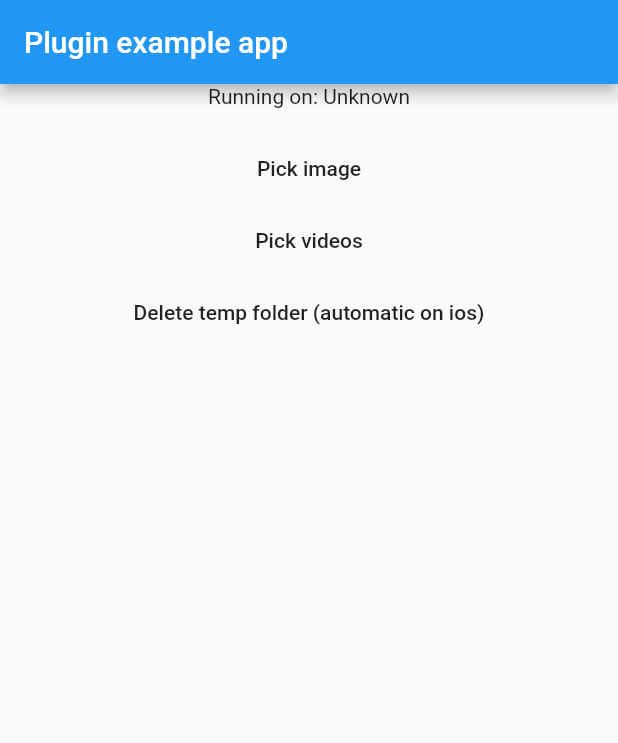
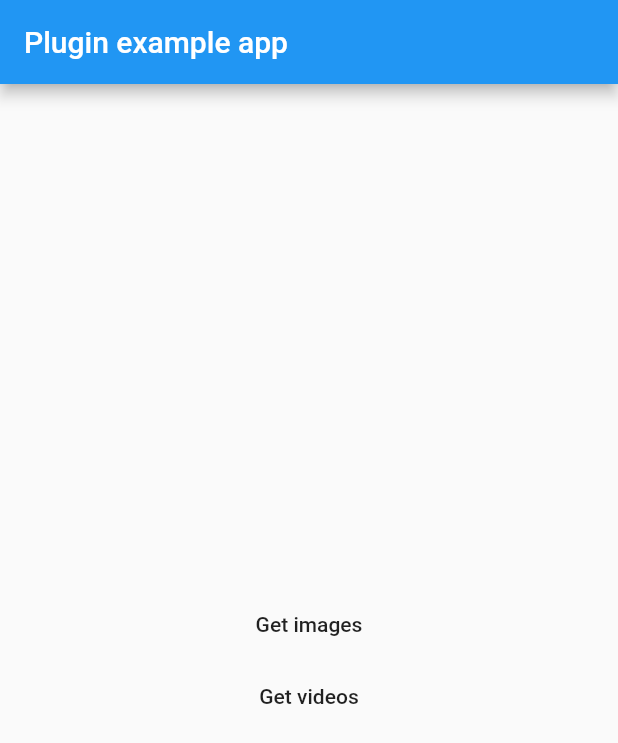
Before and after one commit to lubritto/Flutter_Medias_Picker, a Flutter app: the screen it shows after launch, on a phone screen of 412 x 824 dp. Shown: the top 743 px of the screen. Run offline on Flutter 3.47's test engine with Material 2 defaults, Android fonts, the phone set to English and light mode, and no system bars.

```diff
--- a/example/lib/main.dart
+++ b/example/lib/main.dart
@@ -1,106 +1,56 @@
-import 'dart:io';
-
 import 'package:flutter/material.dart';
-import 'package:flutter/services.dart';
 import 'package:medias_picker/medias_picker.dart';
 
-void main() => runApp(new MyApp());
+void main() => runApp(MyApp());
 
 class MyApp extends StatefulWidget {
   @override
-  _MyAppState createState() => new _MyAppState();
+  _MyAppState createState() => _MyAppState();
 }
 
 class _MyAppState extends State<MyApp> {
-  String _platformVersion = 'Unknown';
-  List<dynamic> docPaths;
-  @override
-  initState() {
-    super.initState();
+  List<String> mediaPaths;
+
+  void _getImages() async {
+    mediaPaths = await MediasPicker.pickImages(
+      quantity: 7,
+      maxWidth: 1024,
+      maxHeight: 1024,
+      quality: 85,
+    );
+
+    if (!mounted) return;
+    setState(() {});
   }
 
-  pickImages() async {
-    try {
+  void _getVideos() async {
+    mediaPaths = await MediasPicker.pickVideos(quantity: 7);
 
-      docPaths = await MediasPicker.pickImages(quantity: 7, maxWidth: 1024, maxHeight: 1024, quality: 85);
-
-      String firstPath = docPaths[0] as String;
-
-      List<dynamic> listCompressed = await MediasPicker.compressImages(imgPaths: [firstPath], maxWidth: 600, maxHeight: 600, quality: 100);
-      print(listCompressed);
-
-    } on PlatformException {
-
-    }
-
-    if (!mounted)
-      return;
-
-    setState(() {
-      _platformVersion = docPaths.toString();
-    });
+    if (!mounted) return;
+    setState(() {});
   }
-
-  pickVideos() async {
-    try {
-      docPaths = await MediasPicker.pickVideos(quantity: 7);
-    } on PlatformException {
-
-    }
-
-    if (!mounted)
-      return;
-
-    setState(() {
-      _platformVersion = docPaths.toString();
-    });
-  }
-
 
   @override
   Widget build(BuildContext context) {
-    return new MaterialApp(
-      home: new Scaffold(
-        appBar: new AppBar(
-          title: new Text('Plugin example app'),
+    return MaterialApp(
+      home: Scaffold(
+        appBar: AppBar(
+          title: Text('Plugin example app'),
         ),
-        body: new Center(
-          child: new Column(
+        body: Center(
+          child: Column(
+            mainAxisAlignment: MainAxisAlignment.center,
+            crossAxisAlignment: CrossAxisAlignment.center,
             children: <Widget>[
-              new Text('Running on: $_platformVersion\n'),
-              new MaterialButton(
-                child: new Text(
-                  "Pick image",
-                ),
-                onPressed: () {
-                  pickImages();
-                },
+              FlatButton(
+                child: Text('Get images'),
+                onPressed: _getImages,
               ),
-              new MaterialButton(
-                child: new Text(
-                  "Pick videos",
-                ),
-                onPressed: () {
-                  pickVideos();
-                },
+              FlatButton(
+                child: Text('Get videos'),
+                onPressed: _getVideos,
               ),
-              new MaterialButton(
-                child: new Text(
-                  "Delete temp folder (automatic on ios)",
-                ),
-                onPressed: () async {
-
-                  if (await MediasPicker.deleteAllTempFiles()) {
-                    setState(() {
-                      _platformVersion = "deleted";
-                    });
-                  } else {
-                    setState(() {
-                      _platformVersion = "not deleted";
-                    });
-                  }
-                },
-              ),
+              if (mediaPaths != null) Text(mediaPaths.join('\n'))
             ],
           ),
         ),
--- a/pubspec.yaml
+++ b/pubspec.yaml
@@ -1,6 +1,6 @@
 name: medias_picker
 description: A new Flutter plugin to get pictures and videos.
-version: 0.1.2
+version: 0.1.3
 author: Lucas Britto <l_demello@hotmail.com>
 homepage: https://github.com/lubritto/Flutter_Medias_Picker
 
@@ -14,4 +14,4 @@ flutter:
     pluginClass: MediasPickerPlugin
 
 environment:
-  sdk: ">=1.19.0 <3.0.0"
+  sdk: ">=2.1.0 <3.0.0"
```
Also changed, not shown: 9 other files.
